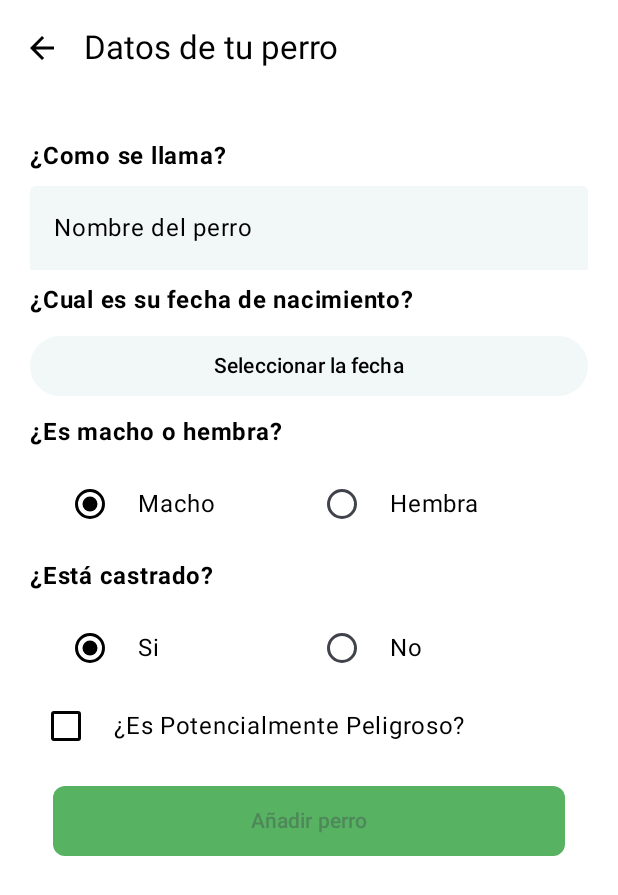
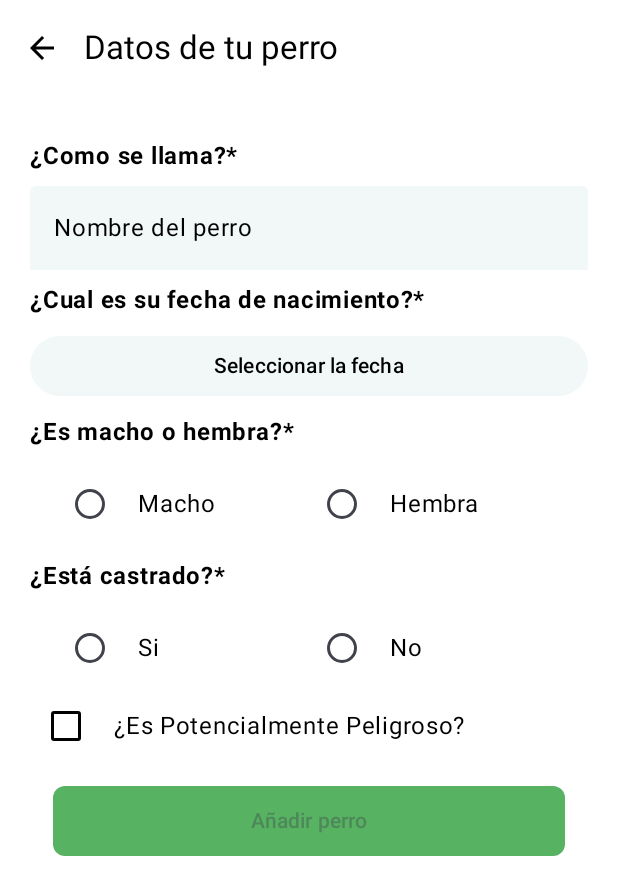
Before and after one commit to Guillermo3dam/TFG, an Android app built with Jetpack Compose: the AddDogScreen screen opened through its navigation route, on a phone screen of 412 x 824 dp. Shown: the top 895 px of the screen. Run offline under Robolectric (Android 15) with nearby library versions, the phone set to English and light mode, and no system bars; our stand-ins replace Firebase (no records; nobody signed in at launch, a user with empty details on screens opened directly).

Commit message:
add dog BBDD

```diff
--- a/app/src/main/java/com/example/tfg/models/classes/User.kt
+++ b/app/src/main/java/com/example/tfg/models/classes/User.kt
@@ -2,12 +2,14 @@ package com.example.tfg.models.classes
 
 data class User(
     val id: String = "",
-    val name: String = ""
+    val name: String = "",
+    val myDogs: MutableList<Dog> = mutableListOf()
 ){
     fun toMap(): MutableMap<String, Any?> {
         return mutableMapOf(
             "user_id" to this.id,
-            "display_name" to this.name
+            "display_name" to this.name,
+            "myDogs" to myDogs
         )
     }
 }
--- a/app/src/main/java/com/example/tfg/models/viewmodels/LoginViewModel.kt
+++ b/app/src/main/java/com/example/tfg/models/viewmodels/LoginViewModel.kt
@@ -67,7 +67,6 @@ class LoginViewModel : ViewModel(){
         val userId = auth.currentUser?.uid
         val userEmail = auth.currentUser?.email
 
-        // uso el data class
         val user = User(
             id = userId.toString(),
             name = displayName.toString()
--- a/app/src/main/java/com/example/tfg/screens/AddDogs.kt
+++ b/app/src/main/java/com/example/tfg/screens/AddDogs.kt
@@ -1,5 +1,7 @@
 package com.example.tfg.screens
 
+import android.content.ContentValues
+import android.util.Log
 import androidx.compose.foundation.BorderStroke
 import androidx.compose.foundation.background
 import androidx.compose.foundation.layout.*
@@ -17,6 +19,7 @@ import androidx.compose.ui.text.font.FontWeight
 import androidx.compose.ui.text.input.KeyboardType
 import androidx.compose.ui.unit.dp
 import androidx.navigation.NavController
+import com.example.tfg.models.viewmodels.DogViewModel
 import java.time.Instant
 import java.time.LocalDate
 import java.time.ZoneId
@@ -59,7 +62,11 @@ fun AddDogScreen(
 
 @OptIn(ExperimentalMaterial3Api::class)
 @Composable
-fun AddDogForm(modifier: Modifier = Modifier) {
+fun AddDogForm(
+    modifier: Modifier = Modifier,
+    viewModel : DogViewModel = androidx.lifecycle.viewmodel.compose.viewModel()
+
+) {
 
     val name = rememberSaveable { mutableStateOf("") }
     val state = rememberDatePickerState()
@@ -77,8 +84,15 @@ fun AddDogForm(modifier: Modifier = Modifier) {
 
     // Mutable state for the selected date
     var birthdate by remember { mutableStateOf<LocalDate?>(null) }
+    var dateString = ""
+
 
     var allOptionsSelected by remember { mutableStateOf(false) }
+
+
+    var isMale by remember { mutableStateOf<Boolean?>(null) }
+    var isDogNeutered by remember { mutableStateOf<Boolean?>(null) }
+
 
 
     Column(
@@ -87,7 +101,7 @@ fun AddDogForm(modifier: Modifier = Modifier) {
             .padding(20.dp)
     ) {
         Text(
-            text = "¿Como se llama?",
+            text = "¿Como se llama?*",
             color = Color.Black,
             fontWeight = FontWeight.Bold,
             modifier = Modifier.padding(vertical = 8.dp)
@@ -95,7 +109,7 @@ fun AddDogForm(modifier: Modifier = Modifier) {
         DogInputField(valueState = name, labelId = "Nombre del perro", keyboardType = KeyboardType.Text)
 
         Text(
-            text = "¿Cual es su fecha de nacimiento?",
+            text = "¿Cual es su fecha de nacimiento?*",
             color = Color.Black,
             fontWeight = FontWeight.Bold,
             modifier = Modifier.padding(vertical = 8.dp)
@@ -121,7 +135,7 @@ fun AddDogForm(modifier: Modifier = Modifier) {
         }
 
         Text(
-            text = "¿Es macho o hembra?",
+            text = "¿Es macho o hembra?*",
             color = Color.Black,
             fontWeight = FontWeight.Bold,
             modifier = Modifier.padding(vertical = 8.dp)
@@ -131,28 +145,32 @@ fun AddDogForm(modifier: Modifier = Modifier) {
             Modifier.padding(vertical = 4.dp),
             verticalAlignment = Alignment.CenterVertically
         ) {
-            genderOptions.forEach { option ->
+            listOf(true to "Macho", false to "Hembra").forEach { (value, label) ->
                 Row(
                     Modifier.padding(horizontal = 16.dp),
                     verticalAlignment = Alignment.CenterVertically
                 ) {
                     RadioButton(
-                        selected = option == selectedGender.value,
-                        onClick = { selectedGender.value = option },
+                        selected = (isMale == value),
+                        onClick = {
+                            isMale = value
+                            selectedGender.value = label
+                            gender.value = label
+                        },
                         colors = RadioButtonDefaults.colors(selectedColor = Color.Black)
                     )
                     Spacer(modifier = Modifier.width(8.dp))
                     Text(
-                        text = option,
+                        text = label,
                         color = Color.Black,
-                        modifier = Modifier.width(80.dp) // Ancho fijo para los textos
+                        modifier = Modifier.width(80.dp)
                     )
                 }
             }
         }
 
         Text(
-            text = "¿Está castrado?",
+            text = "¿Está castrado?*",
             color = Color.Black,
             fontWeight = FontWeight.Bold,
             modifier = Modifier.padding(vertical = 8.dp)
@@ -162,26 +180,29 @@ fun AddDogForm(modifier: Modifier = Modifier) {
             Modifier.padding(vertical = 4.dp),
             verticalAlignment = Alignment.CenterVertically
         ) {
-            neuteredOptions.forEach { option ->
+            listOf(true to "Si", false to "No").forEach { (value, label) ->
                 Row(
                     Modifier.padding(horizontal = 16.dp),
                     verticalAlignment = Alignment.CenterVertically
                 ) {
                     RadioButton(
-                        selected = option == selectedNeutered.value,
-                        onClick = { selectedNeutered.value = option },
+                        selected = (isDogNeutered == value),
+                        onClick = {
+                            isDogNeutered = value
+                            selectedNeutered.value = label
+                            isNeutered = value
+                        },
                         colors = RadioButtonDefaults.colors(selectedColor = Color.Black)
                     )
                     Spacer(modifier = Modifier.width(8.dp))
                     Text(
-                        text = option,
+                        text = label,
                         color = Color.Black,
-                        modifier = Modifier.width(80.dp) // Ancho fijo para los textos
+                        modifier = Modifier.width(80.dp)
                     )
                 }
             }
         }
-
         Row(
             verticalAlignment = Alignment.CenterVertically
         ) {
@@ -199,14 +220,25 @@ fun AddDogForm(modifier: Modifier = Modifier) {
                 modifier = Modifier.padding(start = 8.dp)
             )
         }
-        allOptionsSelected = selectedGender.value.isNotBlank() && selectedNeutered.value.isNotBlank() && name.value.isNotBlank() && birthdate!=null
+        allOptionsSelected = selectedGender.value.isNotBlank() && selectedNeutered.value.isNotBlank() && name.value.isNotBlank() && birthdate != null && isMale != null && isDogNeutered != null
 
         SubmitButton(textId = "Añadir perro", inputValido = allOptionsSelected) {
+            dateString = "${birthdate!!.dayOfMonth}/${birthdate!!.monthValue}/${birthdate!!.year}"
+            Log.d(ContentValues.TAG, "fecha string ${dateString}")
 
+            isMale?.let {
+                isDogNeutered?.let { it1 ->
+
+                    viewModel.addDog(
+                        name = name.value,
+                        birthday = dateString,
+                        isMale = it,
+                        isNeutered = it1,
+                        isPPP = isPPP
+                    )
+                }
+            }
         }
-
-
-
         if (showDialog) {
             DatePickerDialog(
                 colors = DatePickerDefaults.colors(
@@ -214,7 +246,8 @@ fun AddDogForm(modifier: Modifier = Modifier) {
                 ),
                 onDismissRequest = { showDialog = false },
                 confirmButton = {
-                    Button(        colors = ButtonDefaults.buttonColors(
+                    Button(
+                        colors = ButtonDefaults.buttonColors(
                         containerColor = Color(0xFF57B262),
                         disabledContainerColor = Color(0xFF57B262)
                     ),
@@ -222,6 +255,7 @@ fun AddDogForm(modifier: Modifier = Modifier) {
                             birthdate = state.selectedDateMillis?.let {
                                 Instant.ofEpochMilli(it).atZone(ZoneId.systemDefault()).toLocalDate()
                             }
+
                             showDialog = false
                         },
 
@@ -233,7 +267,9 @@ fun AddDogForm(modifier: Modifier = Modifier) {
                 },
                 dismissButton = {
                     OutlinedButton(
-                        onClick = { showDialog = false },
+                        onClick = {
+                            showDialog = false
+                                  },
 
                         border = BorderStroke(1.dp, Color.Transparent)
                     ) {
@@ -247,15 +283,15 @@ fun AddDogForm(modifier: Modifier = Modifier) {
                         containerColor = Color.White,
                         titleContentColor = Color.Black,
                         weekdayContentColor = Color.Black,
-                        subheadContentColor = Color.Black,
                         navigationContentColor = Color.Black,
-                        yearContentColor = Color.Black,
                         selectedDayContainerColor = Color(0xFF57B262),
                         disabledSelectedDayContainerColor = Color(0xFF57B262),
                         todayContentColor = Color(0xFF57B262),
                         todayDateBorderColor = Color(0xFF57B262),
                         dayContentColor = Color.Black,
                         currentYearContentColor = Color.Black,
+                        selectedDayContentColor = Color.Black,
+                        selectedYearContainerColor = Color.Black,
                         dateTextFieldColors = TextFieldDefaults.colors(
                             focusedContainerColor = Color(241, 248, 247), // color contenedor caja
                             unfocusedContainerColor =  Color(241, 248, 247),
--- a/app/src/main/java/com/example/tfg/screens/SnackRecipes.kt
+++ b/app/src/main/java/com/example/tfg/screens/SnackRecipes.kt
@@ -55,7 +55,7 @@ fun SnackRecipesScreen(navController: NavHostController) {
                         Color.Transparent
                     ),
                     title = {
-                        Text(text = "Recetas naturales", color = Color.Black)
+                        Text(text = "Snacks naturales", color = Color.Black)
                     },
                     navigationIcon = {
                         IconButton(onClick = { navController.popBackStack() }) {
@@ -128,10 +128,10 @@ fun listSnackRecipes(): List<Recipe> {
             )
         ),
         Recipe(
-            R.drawable.ternepaza,
+            R.drawable.snack_refrescante,
             "Snack refrescante y saludable con patas de pollo, arándanos, mango y perejil",
             "Patas de pollo, arándanos. perejil, mango",
-            listOf("Patas de pollo 3 unidades", "ARándanos 1 pizca", "Mango 1 pizca", "Perejil 1 pizca"),
+            listOf("Patas de pollo 3 unidades", "Arándanos 1 pizca", "Mango 1 pizca", "Perejil 1 pizca"),
             listOf("Licuadora", "Colador", "Olla", "Cuchara"),
             listOf(
                 "Hervimos unas patas de pollo y cuando estén listas las trituramos con un poco del líquido donde los hemos cocido. Seguidamente pasamos la mezcla por un colador para separar los restos de hueso",
```
Also changed, not shown: app/src/main/java/com/example/tfg/models/classes/Dog.kt (+22 -16 lines), app/src/main/java/com/example/tfg/models/viewmodels/DogViewModel.kt (+118 -0 lines).
